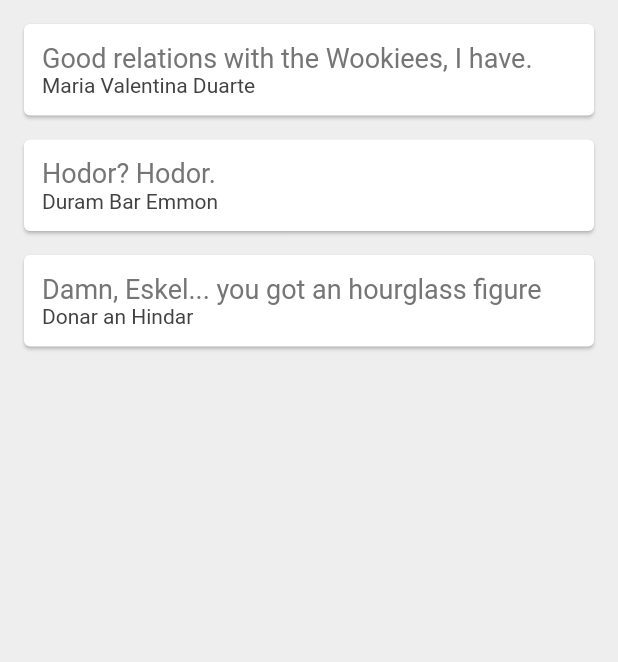
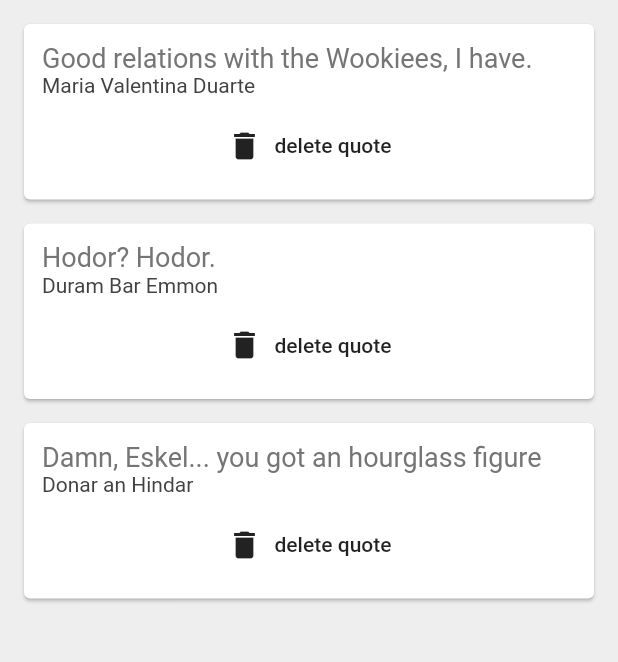
Before and after one commit to JEricFarias/flutter_ninja_quote, a Flutter app: the screen it shows after launch, on a phone screen of 412 x 824 dp, the part 84-746 px from its top. Run offline on Flutter 3.47's test engine with Material 2 defaults, Android fonts, the phone set to English and light mode, and no system bars.

Commit message:
aula #21: passando funções como parametro

```diff
--- a/lib/main.dart
+++ b/lib/main.dart
@@ -44,7 +44,16 @@ class _QuoteListState extends State<QuoteList> {
           elevation: 0,
         ),
         body: Column(
-          children: quotes.map((quote) => QuoteCard(quote: quote)).toList(),
+          children: quotes
+              .map((quote) => QuoteCard(
+                    quote: quote,
+                    delete: () {
+                      setState(() {
+                        quotes.remove(quote);
+                      });
+                    },
+                  ))
+              .toList(),
         ));
   }
 }
--- a/lib/quote_card.dart
+++ b/lib/quote_card.dart
@@ -3,7 +3,8 @@ import 'quote.dart';
 
 class QuoteCard extends StatelessWidget {
   final Quote quote;
-  QuoteCard({super.key, required this.quote});
+  final VoidCallback delete;
+  QuoteCard({super.key, required this.quote, required this.delete});
 
   @override
   Widget build(BuildContext context) {
@@ -27,6 +28,16 @@ class QuoteCard extends StatelessWidget {
                 fontSize: 14,
                 color: Colors.grey[800],
               ),
+            ),
+            SizedBox(
+              height: 8,
+            ),
+            TextButton.icon(
+              onPressed: delete,
+              label: Text('delete quote'),
+              icon: Icon(Icons.delete),
+              style: ButtonStyle(
+                  foregroundColor: MaterialStatePropertyAll(Colors.black87)),
             )
           ],
         ),
```
